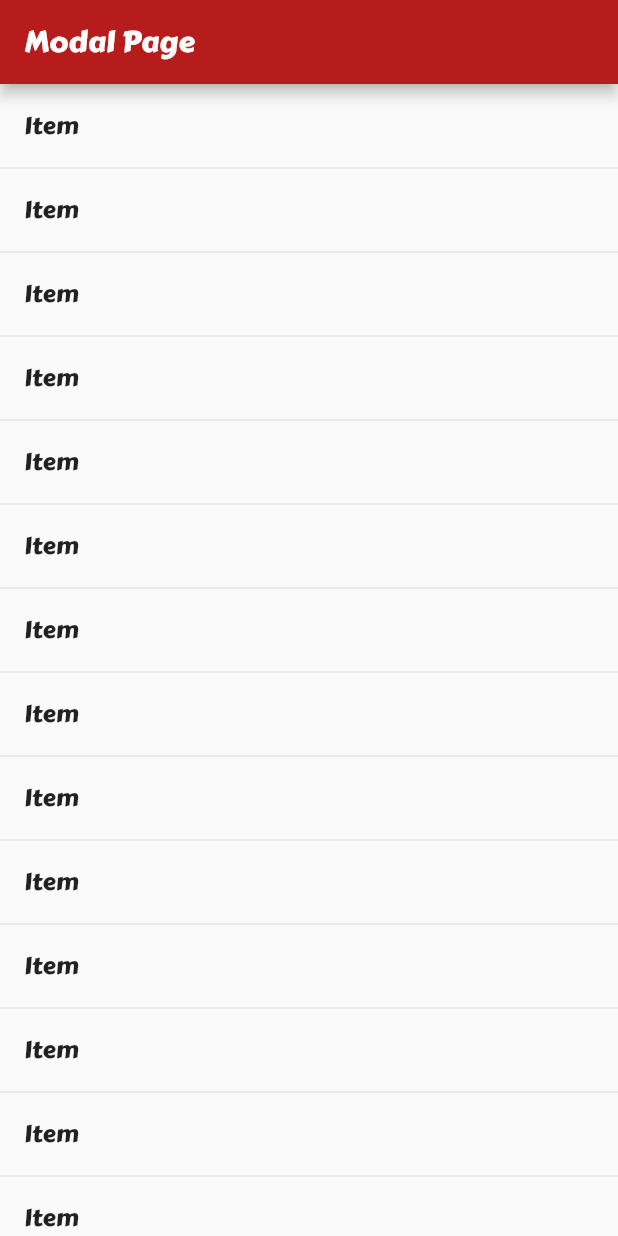
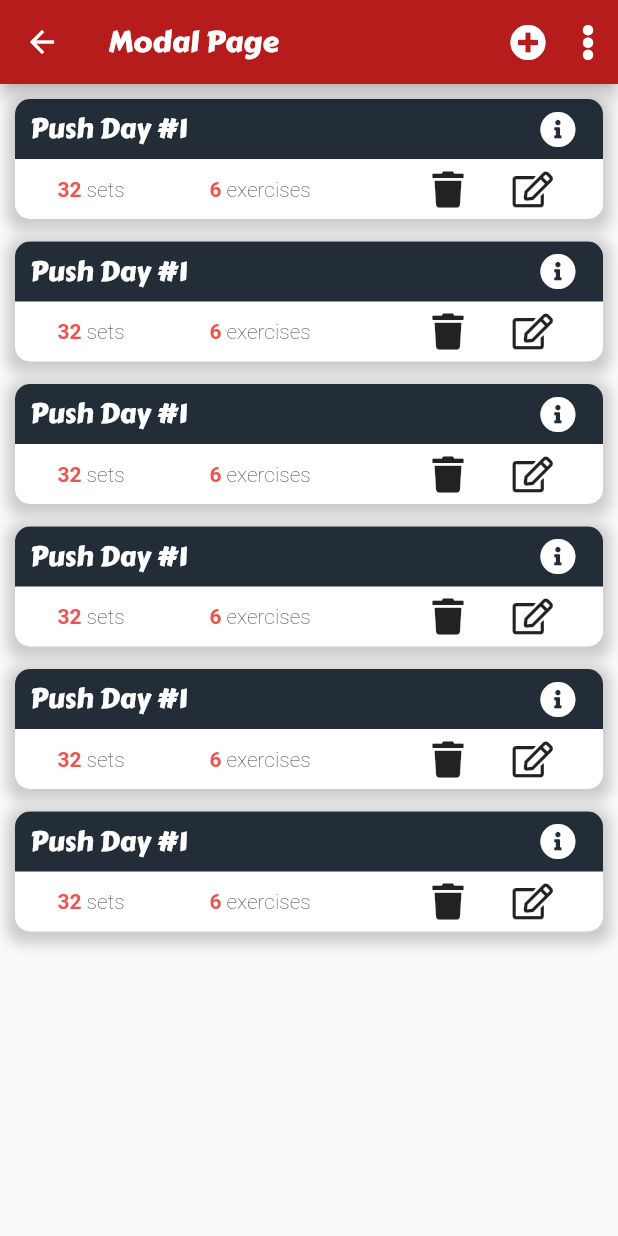
Before and after one commit to mcuv3/Tracktion, a Flutter app: the RoutinesScreen screen opened by its route, on a phone screen of 412 x 824 dp. Run offline on Flutter 3.47's test engine with Material 2 defaults, Android fonts, the phone set to English and light mode, and no system bars; our stand-ins replace bloc, connectivity, fl_chart, flutter_bloc, flutter_svg, font_awesome_flutter and 4 more; missing offline and left inert: flutter_clean_calendar, flutter_cupertino_date_picker; accounts and stored records are empty; generated files the repository leaves out were written again.

Commit message:
routines screens style implementation

```diff
--- a/lib/models/db/database.dart
+++ b/lib/models/db/database.dart
@@ -35,7 +35,7 @@ class SQLDatabase extends _$SQLDatabase {
     SQLDatabase(QueryExecutor e) : super(e);
 
   @override
-  int get schemaVersion => 1;
+  int get schemaVersion => 2;
 
   @override
   MigrationStrategy get migration => MigrationStrategy(
--- a/lib/models/tables/Routines.dart
+++ b/lib/models/tables/Routines.dart
@@ -2,14 +2,14 @@ import 'package:moor/moor.dart';
 import 'package:moor_flutter/moor_flutter.dart';
 
 enum CopyMethod { Previus, Smart, Manual }
-enum ThemeGroup { Black, Blue, Yellow, Orange, Green }
+enum Level { Pro,Advance, Normal, Beginner }
 
 class RoutineGroup extends Table {
   IntColumn get id => integer().autoIncrement()();
   TextColumn get name => text()();
   TextColumn get description => text().withLength(max: 250, min: 0)();
   TextColumn get imageUrl => text()();
-  IntColumn get theme => intEnum<ThemeGroup>()();
+  IntColumn get level => intEnum<Level>()();
 }
 
 class Routine extends Table {
--- a/lib/screens/routine/routines-screen.dart
+++ b/lib/screens/routine/routines-screen.dart
@@ -1,59 +1,51 @@
 import 'package:flutter/cupertino.dart';
 import 'package:flutter/material.dart';
-import 'package:modal_bottom_sheet/modal_bottom_sheet.dart';
+import 'package:font_awesome_flutter/font_awesome_flutter.dart';
+import 'package:tracktion/widgets/items/RoutineItem.dart';
 
-class RoutinesScreen extends StatelessWidget {
+class RoutinesScreen extends StatefulWidget {
   static const routeName = "/----";
 
   const RoutinesScreen({Key key}) : super(key: key);
 
   @override
+  _RoutinesScreenState createState() => _RoutinesScreenState();
+}
+
+class _RoutinesScreenState extends State<RoutinesScreen> {
+  @override
+  void initState() {
+    super.initState();
+  }
+
+  @override
   Widget build(BuildContext rootContext) {
-    return Material(
-        child: Navigator(
-      onGenerateRoute: (_) => MaterialPageRoute(
-        builder: (context2) => Builder(
-          builder: (context) => Scaffold(
-            appBar: AppBar(title: Text('Modal Page')),
-            body: SafeArea(
-              bottom: false,
-              child: ListView(
-                shrinkWrap: true,
-                controller: ModalScrollController.of(context),
-                children: ListTile.divideTiles(
-                  context: context,
-                  tiles: List.generate(
-                      100,
-                      (index) => ListTile(
-                            title: Text('Item'),
-                            onTap: () {
-                              Navigator.of(context).push(
-                                MaterialPageRoute(
-                                  builder: (context) => Scaffold(
-                                    appBar: AppBar(
-                                      title: Text('New Page'),
-                                    ),
-                                    body: Stack(
-                                      fit: StackFit.expand,
-                                      children: <Widget>[
-                                        MaterialButton(
-                                          onPressed: () =>
-                                              Navigator.of(rootContext).pop(),
-                                          child: Text('touch here'),
-                                        )
-                                      ],
-                                    ),
-                                  ),
-                                ),
-                              );
-                            },
-                          )),
-                ).toList(),
-              ),
-            ),
-          ),
+    return Scaffold(
+      appBar: AppBar(
+        title: Text('Modal Page'),
+        actions: [
+          IconButton(
+              visualDensity: VisualDensity.compact,
+              icon: FaIcon(FontAwesomeIcons.plusCircle),
+              onPressed: () {}),
+          IconButton(
+              visualDensity: VisualDensity.compact,
+              icon: FaIcon(FontAwesomeIcons.ellipsisV),
+              onPressed: () {}),
+        ],
+      ),
+      body: SafeArea(
+        bottom: false,
+        child: Container(
+          margin: EdgeInsets.all(10),
+          child: ListView.separated(
+              itemBuilder: (context, i) => RoutineItem(),
+              separatorBuilder: (context, i) => SizedBox(
+                    height: 15,
+                  ),
+              itemCount: 6),
         ),
       ),
-    ));
+    );
   }
 }
--- a/lib/widgets/items/RoutineItem.dart
+++ b/lib/widgets/items/RoutineItem.dart
@@ -1,4 +1,6 @@
 import 'package:flutter/material.dart';
+import 'package:font_awesome_flutter/font_awesome_flutter.dart';
+import 'package:tracktion/colors/custom_colors.dart';
 
 class RoutineItem extends StatelessWidget {
   final Function onTap;
@@ -7,30 +9,97 @@ class RoutineItem extends StatelessWidget {
   @override
   Widget build(BuildContext context) {
     return Container(
-      height: 100,
+      width: double.infinity,
       decoration: BoxDecoration(
+        color: Colors.white,
+        borderRadius: BorderRadius.circular(10),
         boxShadow: [
           BoxShadow(
-              color: Colors.black26, offset: Offset(0, 2), blurRadius: 2.0),
+            color: Colors.grey.withOpacity(0.5),
+            spreadRadius: 5,
+            blurRadius: 7,
+            offset: Offset(0, 3), // changes position of shadow
+          ),
         ],
-        borderRadius: BorderRadius.circular(12.0),
-        color: Colors.red,
       ),
-      child: Material(
-        borderRadius: BorderRadius.circular(12.0),
-        color: Colors.white,
-        child: InkWell(
-          borderRadius: BorderRadius.circular(12.0),
-          onTap: onTap,
-          splashColor: Colors.black.withOpacity(0.2),
-          splashFactory: InkSplash.splashFactory,
-          child: ClipRRect(
+      child: Column(
+        children: [
+          Container(
+            decoration: BoxDecoration(
+              borderRadius: BorderRadius.only(
+                  topLeft: Radius.circular(10), topRight: Radius.circular(10)),
+              color: Theme.of(context).colorScheme.analysis,
+            ),
+            padding: EdgeInsets.symmetric(horizontal: 10, vertical: 0),
             child: Row(
-              mainAxisAlignment: MainAxisAlignment.spaceAround,
-              children: <Widget>[Text('Pull #1'), Icon(Icons.expand)],
+              mainAxisAlignment: MainAxisAlignment.spaceBetween,
+              children: [
+                Text(
+                  "Push Day #1",
+                  style: TextStyle(color: Colors.white, fontSize: 18),
+                ),
+                IconButton(
+                    visualDensity: VisualDensity.compact,
+                    icon: FaIcon(FontAwesomeIcons.infoCircle,
+                        color: Colors.white),
+                    onPressed: () {}),
+              ],
             ),
           ),
-        ),
+          Row(
+            mainAxisAlignment: MainAxisAlignment.spaceAround,
+            children: <Widget>[
+              RichText(
+                  text: TextSpan(
+                      style: TextStyle(fontFamily: "CarterOne"),
+                      children: <TextSpan>[
+                    TextSpan(
+                        text: "32",
+                        style: TextStyle(
+                            color: Theme.of(context).colorScheme.routinesLight,
+                            fontWeight: FontWeight.bold)),
+                    TextSpan(
+                        text: " sets",
+                        style: TextStyle(
+                            color: Theme.of(context).colorScheme.exercise,
+                            fontWeight: FontWeight.w100)),
+                  ])),
+              RichText(
+                  text: TextSpan(
+                      style: TextStyle(fontFamily: "CarterOne"),
+                      children: <TextSpan>[
+                    TextSpan(
+                        text: "6",
+                        style: TextStyle(
+                            color: Theme.of(context).colorScheme.routinesLight,
+                            fontWeight: FontWeight.bold)),
+                    TextSpan(
+                        text: " exercises",
+                        style: TextStyle(
+                            color: Theme.of(context).colorScheme.exercise,
+                            fontWeight: FontWeight.w100)),
+                  ])),
+              Row(
+                children: [
+                  SizedBox(
+                    width: 15,
+                  ),
+                  IconButton(
+                      visualDensity: VisualDensity.compact,
+                      icon: FaIcon(FontAwesomeIcons.trash),
+                      onPressed: () {}),
+                  SizedBox(
+                    width: 15,
+                  ),
+                  IconButton(
+                      visualDensity: VisualDensity.compact,
+                      icon: FaIcon(FontAwesomeIcons.edit),
+                      onPressed: () {}),
+                ],
+              )
+            ],
+          ),
+        ],
       ),
     );
   }
```
Also changed, not shown: lib/screens/exercise/add-edit-exercise-screen.dart (+7 -11 lines), lib/screens/routine/routine-main-screen.dart (+37 -6 lines), lib/util/bottomSheetOptions.dart (+19 -19 lines), lib/widgets/forms/SaveRoutine.dart (+22 -1 lines), lib/widgets/inputs/Select.dart (+11 -10 lines), lib/models/db/database.g.dart.
